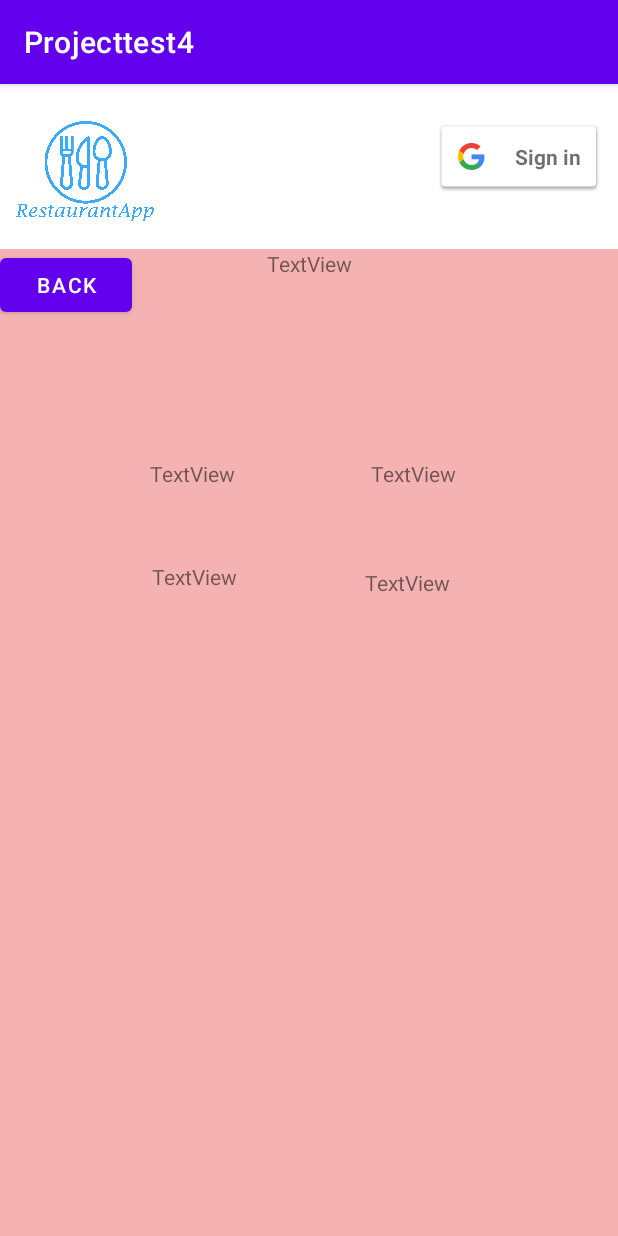
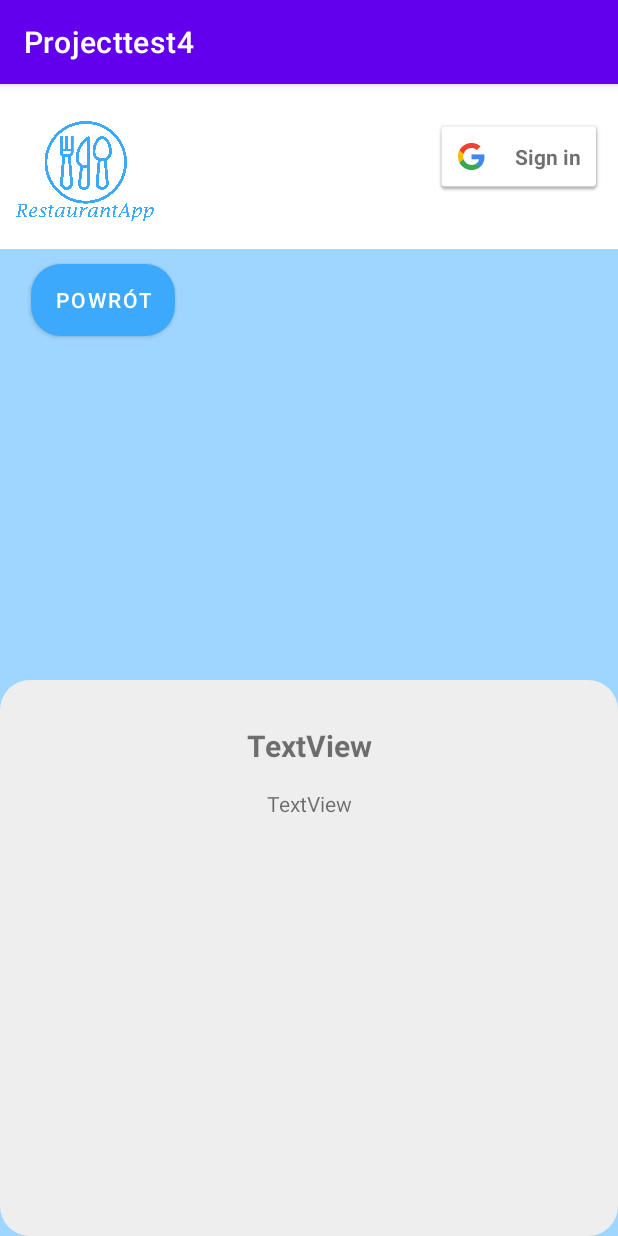
Before and after one commit to kbcodec/RestaurantApp-Blicharz-Gradalska-Maczka, an Android app: the fragment DishFragment placed in its activity, on a phone screen of 412 x 824 dp. Run offline under Robolectric (Android 15) with nearby library versions, the phone set to English and light mode, and no system bars; 8 statements that could not run were skipped.

Commit message:
Layouts for menu and dish fragments

```diff
--- a/app/src/main/java/com/example/projecttest4/MainActivity.java
+++ b/app/src/main/java/com/example/projecttest4/MainActivity.java
@@ -40,10 +40,6 @@ public class MainActivity extends AppCompatActivity {
     private static int RC_SIGN_IN = 100;
     SignInButton signInButton;
     Button logOutBtn;
-
-    Connection connect;
-    String ConnectionResult = "";
-    Boolean isSuccess = false;
 
 
     @Override
@@ -99,30 +95,17 @@ public class MainActivity extends AppCompatActivity {
         signInButton.setSize(SignInButton.SIZE_STANDARD);
         logOutBtn = findViewById(R.id.signOutBtn);
 
-        signInButton.setOnClickListener(new View.OnClickListener() {
-            @Override
-            public void onClick(View v) {
-                signIn();
-            }
-        });
+        signInButton.setOnClickListener(v -> signIn());
 
-        logOutBtn.setOnClickListener(new View.OnClickListener() {
-            @Override
-            public void onClick(View v) {
-                signOut();
-            }
-        });
+        logOutBtn.setOnClickListener(v -> signOut());
 
     }
 
     private void signOut() {
-        mGoogleSignInClient.signOut().addOnCompleteListener(new OnCompleteListener<Void>() {
-            @Override
-            public void onComplete(Task<Void> task) {
-                finish();
-                startActivity(new Intent(MainActivity.this, MainActivity.class));
+        mGoogleSignInClient.signOut().addOnCompleteListener(task -> {
+            finish();
+            startActivity(new Intent(MainActivity.this, MainActivity.class));
 
-            }
         });
     }
 
@@ -155,6 +138,7 @@ public class MainActivity extends AppCompatActivity {
             logo2.setVisibility(View.VISIBLE);
 
             binding.bottomNavigationView.setVisibility(View.VISIBLE);
+            signInButton.setVisibility(View.GONE);
 
 
             Toast.makeText(this, String.format("Cześć, owocnej pracy %s", acct.getGivenName()), Toast.LENGTH_LONG).show();
--- a/app/src/main/java/com/example/projecttest4/fragments/DishFragment.java
+++ b/app/src/main/java/com/example/projecttest4/fragments/DishFragment.java
@@ -2,17 +2,18 @@ package com.example.projecttest4.fragments;
 
 import android.annotation.SuppressLint;
 import android.os.Bundle;
-import androidx.annotation.NonNull;
-import androidx.annotation.Nullable;
-import androidx.fragment.app.Fragment;
-import androidx.fragment.app.FragmentTransaction;
-
 import android.view.LayoutInflater;
 import android.view.View;
 import android.view.ViewGroup;
 import android.widget.Button;
 import android.widget.ImageView;
+import android.widget.ScrollView;
 import android.widget.TextView;
+
+import androidx.annotation.NonNull;
+import androidx.annotation.Nullable;
+import androidx.fragment.app.Fragment;
+import androidx.fragment.app.FragmentTransaction;
 
 import com.bumptech.glide.Glide;
 import com.example.projecttest4.R;
@@ -26,8 +27,8 @@ import com.google.android.gms.auth.api.signin.GoogleSignInOptions;
 public class DishFragment extends Fragment {
 
     @Nullable
-    TextView tvChosenDishId, tvChosenDishName, tvWorthRecommend, tvCookingNotes, tvPrice, tvChosenDishIsVegan, tvChosenDishIsLactoseFree;
-    ImageView imageView;
+    TextView tvChosenDishName, tvWorthRecommend, tvCookingNotes, tvPrice;
+    ImageView imageView, ivLactoseFreeDish, ivIsVeganDish;
     Button backBtn;
 
     GoogleSignInOptions gso;
@@ -39,19 +40,24 @@ public class DishFragment extends Fragment {
         gso = new GoogleSignInOptions.Builder(GoogleSignInOptions.DEFAULT_SIGN_IN).requestEmail().build();
         GoogleSignInAccount acct = GoogleSignIn.getLastSignedInAccount(view.getContext());
 
-        tvChosenDishId = view.findViewById(R.id.tvChosenDishId);
+        ScrollView scrollView = view.findViewById(R.id.scrollViewDescribe);
+        scrollView.bringToFront();
+
         tvChosenDishName = view.findViewById(R.id.tvChosenDishName);
         tvWorthRecommend = view.findViewById(R.id.tvRecommend);
         tvCookingNotes = view.findViewById(R.id.tvCookingNotes);
         tvPrice = view.findViewById(R.id.tvPrice);
-        tvChosenDishIsVegan = view.findViewById(R.id.tvChosenDishIsVegan);
-        tvChosenDishIsLactoseFree = view.findViewById(R.id.tvChosenDishIsLactoseFree);
+        ivLactoseFreeDish = view.findViewById(R.id.ivLactoseFreeDish);
+        ivIsVeganDish = view.findViewById(R.id.ivIsVeganDish);
 
-        tvChosenDishId.setText(getArguments().getString("id"));
         tvChosenDishName.setText(getArguments().getString("name"));
-        tvChosenDishIsVegan.setText(getArguments().getString("isVegan"));
-        tvChosenDishIsLactoseFree.setText(getArguments().getString("isLactoseFree"));
-        tvPrice.setText(getArguments().getString("price"));
+        tvPrice.setText(getArguments().getString("price") + " zł");
+        if(getArguments().getString("isVegan").equals("1")) {
+            ivIsVeganDish.setImageResource(R.drawable.vegan_icon);
+        }
+        if(getArguments().getString("isLactoseFree").equals("1")) {
+            ivLactoseFreeDish.setImageResource(R.drawable.lactose_icon);
+        }
 
         adjustDishFragment(acct);
 
@@ -62,15 +68,12 @@ public class DishFragment extends Fragment {
 
         backBtn = view.findViewById(R.id.backBtn);
 
-        backBtn.setOnClickListener(new View.OnClickListener() {
-            @Override
-            public void onClick(View v) {
-                MenuFragment menuFragment = new MenuFragment();
+        backBtn.setOnClickListener(v -> {
+            MenuFragment menuFragment = new MenuFragment();
 
-                FragmentTransaction fragmentTransaction = getFragmentManager().beginTransaction();
-                fragmentTransaction.replace(R.id.dishContainer, menuFragment);
-                fragmentTransaction.commit();
-            }
+            FragmentTransaction fragmentTransaction = getFragmentManager().beginTransaction();
+            fragmentTransaction.replace(R.id.dishContainer, menuFragment);
+            fragmentTransaction.commit();
         });
 
         return view;
--- /dev/null
+++ b/app/src/main/res/drawable/layout_button.xml
@@ -0,0 +1,9 @@
+<?xml version="1.0" encoding="utf-8"?>
+<selector xmlns:android="http://schemas.android.com/apk/res/android">
+    <item>
+        <shape>
+            <solid android:color="#40acfc"/>
+            <corners android:radius="20dp"/>
+        </shape>
+    </item>
+</selector>
--- /dev/null
+++ b/app/src/main/res/drawable/layout_dish_describe.xml
@@ -0,0 +1,9 @@
+<?xml version="1.0" encoding="utf-8"?>
+<selector xmlns:android="http://schemas.android.com/apk/res/android">
+    <item>
+        <shape>
+            <solid android:color="#eee"/>
+            <corners android:radius="20dp"/>
+        </shape>
+    </item>
+</selector>
--- a/app/src/main/res/layout/activity_main.xml
+++ b/app/src/main/res/layout/activity_main.xml
@@ -12,8 +12,11 @@
         android:layout_height="54dp"
         android:layout_marginStart="150dp"
         android:layout_marginTop="26dp"
+        android:layout_marginEnd="20dp"
         android:text="@string/logout_btn"
         android:visibility="gone"
+        app:backgroundTint="@color/button"
+        app:layout_constraintEnd_toEndOf="parent"
         app:layout_constraintStart_toEndOf="@id/logo2"
         app:layout_constraintTop_toTopOf="parent" />
 
--- a/app/src/main/res/layout/fragment_dish.xml
+++ b/app/src/main/res/layout/fragment_dish.xml
@@ -5,108 +5,127 @@
     android:id="@+id/dishContainer"
     android:layout_width="match_parent"
     android:layout_height="match_parent"
+    android:background="#9FD6FF"
     tools:context=".fragments.DishFragment">
 
     <androidx.constraintlayout.widget.ConstraintLayout
         android:layout_width="match_parent"
         android:layout_height="match_parent"
         android:layout_marginTop="0dp"
-        android:background="#F4B2B2"
         android:clickable="true">
 
-        <TextView
-            android:id="@+id/tvChosenDishId"
+        <ScrollView
+            android:id="@+id/scrollViewDescribe"
+            android:layout_width="match_parent"
+            android:layout_height="0dp"
+            android:layout_marginTop="-20dp"
+            android:background="@drawable/layout_dish_describe"
+            app:layout_constraintBottom_toBottomOf="parent"
+            app:layout_constraintTop_toBottomOf="@id/imgDish"
+            app:layout_constraintVertical_bias="0.44">
+
+            <androidx.constraintlayout.widget.ConstraintLayout
+                android:layout_width="match_parent"
+                android:layout_height="match_parent">
+
+                <ImageView
+                    android:id="@+id/ivIsVeganDish"
                     android:layout_width="wrap_content"
                     android:layout_height="wrap_content"
-            android:layout_marginStart="100dp"
-            android:layout_marginTop="140dp"
+                    android:layout_marginTop="20dp"
+                    android:layout_marginEnd="10dp"
+                    app:layout_constraintEnd_toStartOf="@+id/ivLactoseFreeDish"
+                    app:layout_constraintTop_toBottomOf="@+id/tvPrice" />
+
+                <ImageView
+                    android:id="@+id/ivLactoseFreeDish"
+                    android:layout_width="wrap_content"
+                    android:layout_height="wrap_content"
+                    android:layout_marginTop="20dp"
+                    android:layout_marginEnd="20dp"
+                    app:layout_constraintEnd_toEndOf="parent"
+                    app:layout_constraintTop_toBottomOf="@+id/tvPrice" />
+
+                <TextView
+                    android:id="@+id/tvChosenDishName"
+                    android:layout_width="0dp"
+                    android:layout_height="wrap_content"
+                    android:layout_marginStart="20dp"
+                    android:layout_marginTop="30dp"
+                    android:layout_marginEnd="20dp"
                     android:text="TextView"
+                    android:textAlignment="center"
+                    android:textSize="20sp"
+                    android:textStyle="bold"
+                    app:layout_constraintEnd_toEndOf="parent"
                     app:layout_constraintStart_toStartOf="parent"
                     app:layout_constraintTop_toTopOf="parent" />
 
                 <TextView
-            android:id="@+id/tvChosenDishName"
-            android:layout_width="wrap_content"
+                    android:id="@+id/tvCookingNotes"
+                    android:layout_width="0dp"
                     android:layout_height="wrap_content"
-            android:layout_marginTop="140dp"
-            android:layout_marginEnd="108dp"
+                    android:layout_marginStart="20dp"
+                    android:layout_marginTop="30dp"
+                    android:layout_marginEnd="20dp"
+                    android:layout_marginBottom="30dp"
                     android:text="TextView"
+                    android:textAlignment="center"
+                    app:layout_constraintBottom_toBottomOf="parent"
                     app:layout_constraintEnd_toEndOf="parent"
-            app:layout_constraintTop_toTopOf="parent" />
+                    app:layout_constraintStart_toStartOf="parent"
+                    app:layout_constraintTop_toBottomOf="@+id/tvRecommend" />
 
                 <TextView
-            android:id="@+id/tvChosenDishIsVegan"
-            android:layout_width="wrap_content"
+                    android:id="@+id/tvPrice"
+                    android:layout_width="0dp"
                     android:layout_height="wrap_content"
-            android:layout_marginStart="101dp"
-            android:layout_marginTop="49dp"
+                    android:layout_marginStart="20dp"
+                    android:layout_marginTop="15dp"
+                    android:layout_marginEnd="20dp"
                     android:text="TextView"
+                    android:textAlignment="center"
+                    app:layout_constraintEnd_toEndOf="parent"
                     app:layout_constraintStart_toStartOf="parent"
-            app:layout_constraintTop_toBottomOf="@+id/tvChosenDishId" />
+                    app:layout_constraintTop_toBottomOf="@+id/tvChosenDishName" />
 
                 <TextView
-            android:id="@+id/tvChosenDishIsLactoseFree"
-            android:layout_width="wrap_content"
+                    android:id="@+id/tvRecommend"
+                    android:layout_width="0dp"
                     android:layout_height="wrap_content"
-            android:layout_marginTop="53dp"
-            android:layout_marginEnd="112dp"
+                    android:layout_marginStart="20dp"
+                    android:layout_marginTop="70dp"
+                    android:layout_marginEnd="20dp"
                     android:text="TextView"
+                    android:textAlignment="center"
                     app:layout_constraintEnd_toEndOf="parent"
-            app:layout_constraintTop_toBottomOf="@+id/tvChosenDishName" />
+                    app:layout_constraintStart_toStartOf="parent"
+                    app:layout_constraintTop_toBottomOf="@id/tvPrice" />
+            </androidx.constraintlayout.widget.ConstraintLayout>
+        </ScrollView>
 
         <Button
             android:id="@+id/backBtn"
             android:layout_width="wrap_content"
             android:layout_height="wrap_content"
-            android:text="back"
+            android:layout_marginStart="20dp"
+            android:layout_marginTop="10dp"
+            android:background="@drawable/layout_button"
+            android:backgroundTint="@drawable/layout_button"
+            android:text="Powrót"
+            android:textColor="#fff"
+            app:backgroundTint="@color/button"
+            app:layout_constraintStart_toStartOf="@id/imgDish"
+            app:layout_constraintTop_toTopOf="@id/imgDish" />
+
+        <ImageView
+            android:id="@+id/imgDish"
+            android:layout_width="411dp"
+            android:layout_height="307dp"
+            android:src="?attr/selectableItemBackgroundBorderless"
+            app:layout_constraintEnd_toEndOf="parent"
             app:layout_constraintStart_toStartOf="parent"
             app:layout_constraintTop_toTopOf="parent" />
 
-        <ImageView
-            android:id="@+id/imgDish"
-            android:layout_width="127dp"
-            android:layout_height="112dp"
-            android:layout_marginStart="150dp"
-            android:layout_marginEnd="150dp"
-            android:src="?attr/selectableItemBackgroundBorderless"
-            app:layout_constraintBottom_toBottomOf="parent"
-            app:layout_constraintEnd_toEndOf="parent"
-            app:layout_constraintStart_toStartOf="parent"
-            app:layout_constraintTop_toTopOf="parent"
-            app:layout_constraintVertical_bias="0.499" />
-
-        <TextView
-            android:id="@+id/tvRecommend"
-            android:layout_width="wrap_content"
-            android:layout_height="wrap_content"
-            android:layout_marginStart="167dp"
-            android:layout_marginTop="56dp"
-            android:layout_marginEnd="186dp"
-            android:text="TextView"
-            app:layout_constraintEnd_toEndOf="parent"
-            app:layout_constraintStart_toStartOf="parent"
-            app:layout_constraintTop_toBottomOf="@+id/imgDish" />
-
-        <TextView
-            android:id="@+id/tvCookingNotes"
-            android:layout_width="wrap_content"
-            android:layout_height="wrap_content"
-            android:layout_marginStart="167dp"
-            android:layout_marginTop="150dp"
-            android:layout_marginEnd="186dp"
-            android:text="TextView"
-            app:layout_constraintEnd_toEndOf="parent"
-            app:layout_constraintStart_toStartOf="parent"
-            app:layout_constraintTop_toBottomOf="@id/imgDish" />
-
-        <TextView
-            android:id="@+id/tvPrice"
-            android:layout_width="wrap_content"
-            android:layout_height="wrap_content"
-            android:text="TextView"
-            app:layout_constraintEnd_toEndOf="parent"
-            app:layout_constraintStart_toStartOf="parent"
-            tools:layout_editor_absoluteY="95dp" />
-
     </androidx.constraintlayout.widget.ConstraintLayout>
 </FrameLayout>
--- a/app/src/main/res/layout/fragment_menu.xml
+++ b/app/src/main/res/layout/fragment_menu.xml
@@ -5,7 +5,7 @@
     android:id="@+id/menuContainer"
     android:layout_width="match_parent"
     android:layout_height="match_parent"
-    android:background="@color/button"
+    android:background="@drawable/dish_menu_background"
     tools:context=".fragments.MenuFragment">
 
     <androidx.recyclerview.widget.RecyclerView
```
Also changed, not shown: app/src/main/java/com/example/projecttest4/adapters/DishAdapter.java (+35 -17 lines), app/src/main/res/drawable/dish_menu_background.xml (added, +12 -0 lines), app/src/main/res/drawable/dish_menu_border.xml (added, +7 -0 lines), app/src/main/res/drawable/dish_menu_element.xml (added, +14 -0 lines), app/src/main/res/layout/list_dish.xml (+51 -30 lines), app/src/main/res/drawable/lactose_icon.png (added), app/src/main/res/drawable/vegan_icon.png (added). Lines whose indentation alone changed are shown as unchanged.
